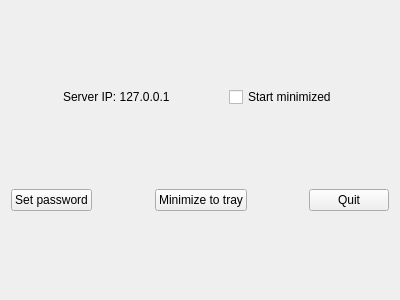
First picture: the form in mainwindow.ui, repository krogank9/WifiMouseServer, before the edit.
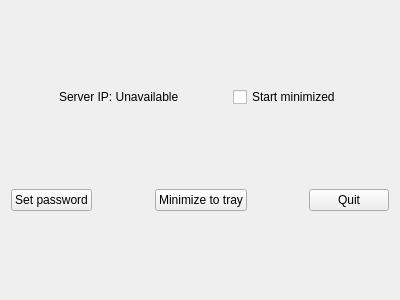
Second picture: the form after the edit.

```diff
--- a/mainwindow.ui
+++ b/mainwindow.ui
@@ -36,7 +36,7 @@
       <item>
        <widget class="QLabel" name="serverIpLabel">
         <property name="text">
-         <string>Server IP: 127.0.0.1</string>
+         <string>Server IP: Unavailable</string>
         </property>
        </widget>
       </item>
```
